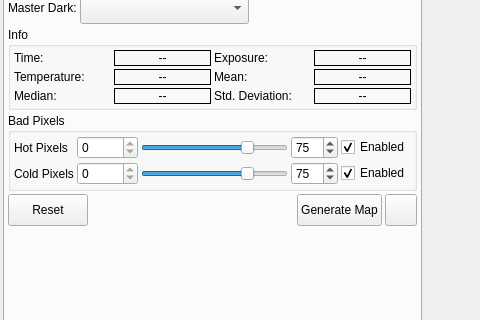
Before: the Qt Designer form kstars/ekos/auxiliary/darklibrary.ui in KDE/kstars, drawn with Qt 5; both pictures show x 0 to 480 and y 88 to 408 of the 934 by 578 pixel window.
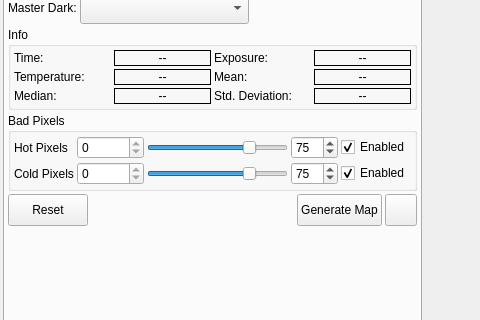
After: the same form once the commit is applied. The open tabs and pages were chosen to show the change. Icons and pictures are not drawn. Custom widgets are drawn as their Qt base class.

The edit to the form file:
```diff
--- a/kstars/ekos/auxiliary/darklibrary.ui
+++ b/kstars/ekos/auxiliary/darklibrary.ui
@@ -753,7 +753,7 @@
                  <bool>true</bool>
                 </property>
                 <property name="maximum">
-                 <number>10000</number>
+                 <number>10000000</number>
                 </property>
                </widget>
               </item>
@@ -871,7 +871,7 @@
                  <bool>true</bool>
                 </property>
                 <property name="maximum">
-                 <number>10000</number>
+                 <number>10000000</number>
                 </property>
                </widget>
               </item>
```
